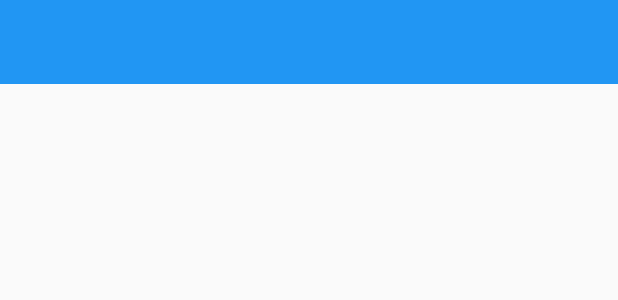
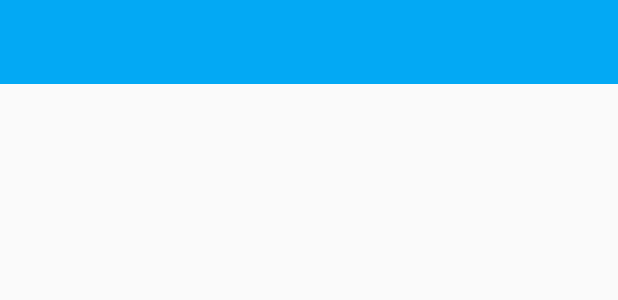
Before and after one commit to Nabagata/Spree_app, an Android app: the layout app_bar.xml on its own in the app's theme, with its tools: preview values and no code run, on a phone screen of 412 x 824 dp. Shown: the top 300 px of the screen. Run offline under Robolectric (Android 15) with nearby library versions, the phone set to English and light mode, and no system bars.

Commit message:
Main done

```diff
--- a/app/src/main/res/values/colors.xml
+++ b/app/src/main/res/values/colors.xml
@@ -1,7 +1,7 @@
 <?xml version="1.0" encoding="utf-8"?>
 <resources>
-    <color name="primarycolor"> #2196f3</color>
-    <color name="secondarycolor">#1976d2</color>
-    <color name="accentcolor">#18ffff</color>
+    <color name="primarycolor">#03A9F4</color>
+    <color name="primarydark">#0288D1</color>
+    <color name="accentcolor">#00BCD4</color>
 
 </resources>
--- a/app/src/main/res/values/styles.xml
+++ b/app/src/main/res/values/styles.xml
@@ -4,7 +4,7 @@
     <style name="AppTheme" parent="Theme.AppCompat.Light.NoActionBar">
         <!-- Customize your theme here. -->
         <item name="colorPrimary">@color/primarycolor</item>
-        <item name="colorPrimaryDark">@color/secondarycolor</item>
+        <item name="colorPrimaryDark">@color/primarydark</item>
         <item name="colorAccent">@color/accentcolor</item>
     </style>
     <style name="spree_toolbar" parent="Theme.AppCompat.NoActionBar">
```
Also changed, not shown: app/src/main/java/com/spree/spree_app/R_ViewAdapter.java (+17 -1 lines).
